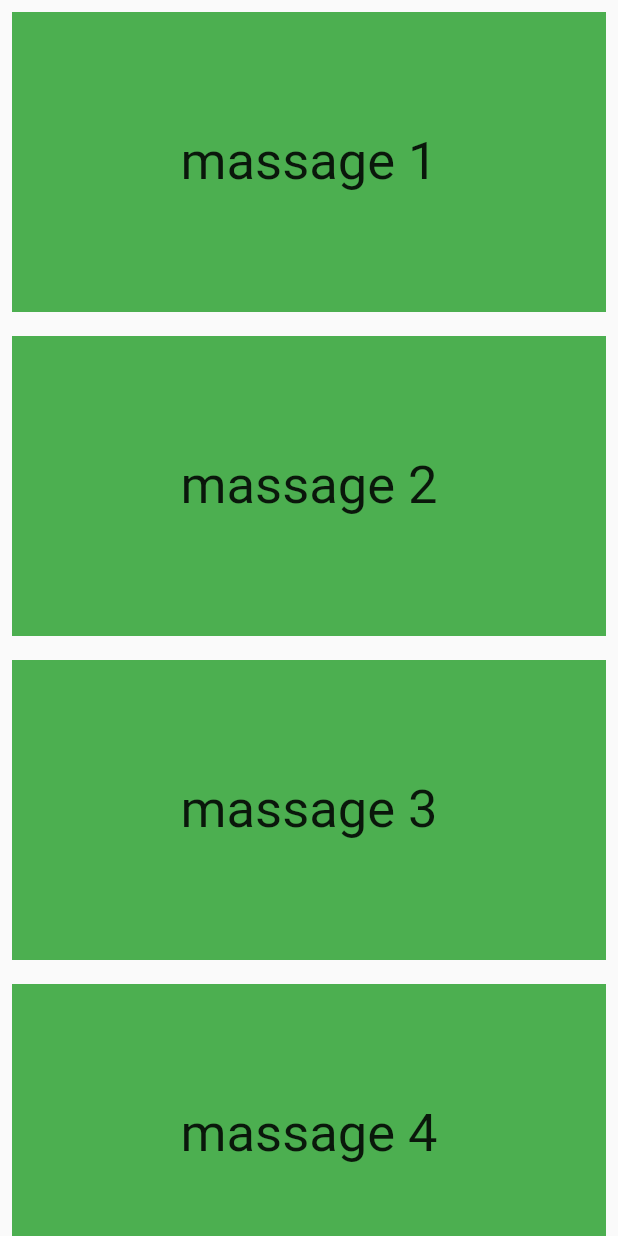
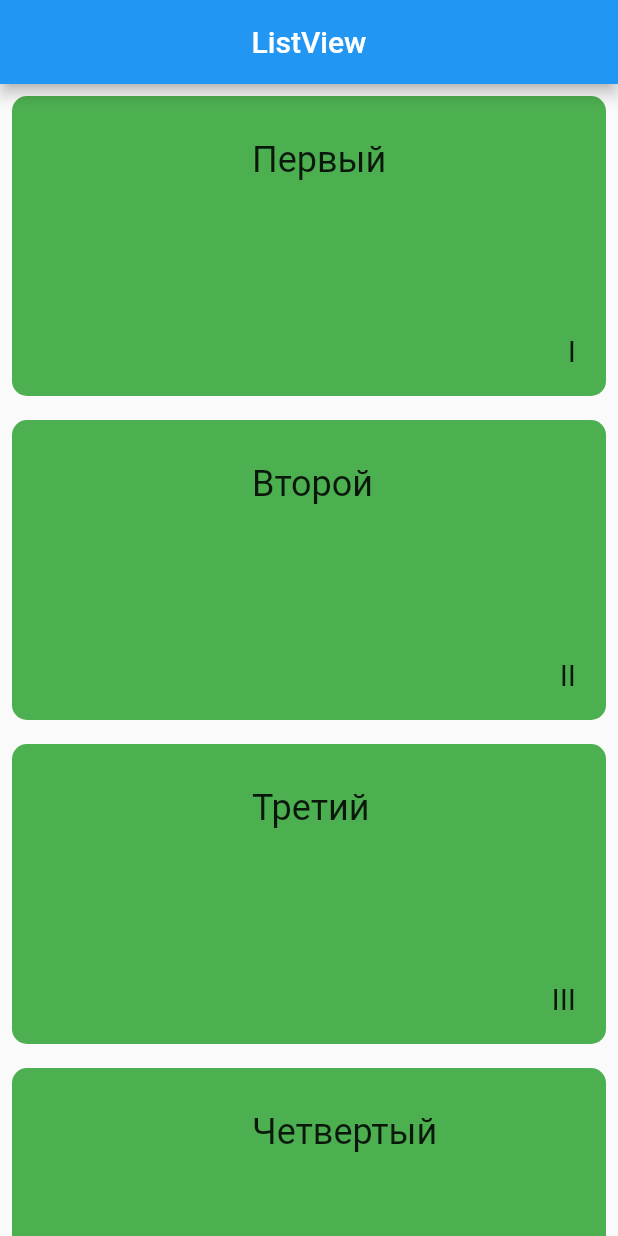
Before and after one commit to Y3Cv/ScrollFlutter, a Flutter app: the screen it shows after launch, on a phone screen of 412 x 824 dp. Run offline on Flutter 3.47's test engine with Material 2 defaults, Android fonts, the phone set to English and light mode, and no system bars.

Commit message:
release v2

```diff
--- a/lib/main.dart
+++ b/lib/main.dart
@@ -1,6 +1,4 @@
 import 'package:flutter/material.dart';
-
-import 'rectangle.dart';
 
 void main() { runApp(MyApp()); }
 class MyApp extends StatelessWidget {
@@ -20,21 +18,54 @@ class MyHomePage extends StatefulWidget {
 class _MyHomePageState extends State<MyHomePage> {
 
   final List massages = [
-    'massage 1',
-    'massage 2',
-    'massage 3',
-    'massage 4',
-    'massage 5',
+    'Первый',
+    'Второй',
+    'Третий',
+    'Четвертый',
+    'Пятый',
+    'Шестой',
+    'Седьмой',
+    'Восьмой',
+    'Девятый',
+    'Десятый',
+  ];
+
+  final List Rimlin = [
+    'I',
+    'II',
+    'III',
+    'IV',
+    'V',
+    'VI',
+    'VII',
+    'VIII',
+    'IX',
+    'X',
   ];
 
   @override
   Widget build(BuildContext context) {
     return Scaffold(
+      appBar: AppBar(title: Text('ListView'),
+      centerTitle: true),
       body: ListView.builder(
           itemCount: massages.length,
-          itemBuilder: (context, index) {
-            return MyRectangle(child: massages[index],);
+          itemBuilder: (BuildContext, int index) {
+            return Container(
+              margin: EdgeInsets.all(8),
+                height: 200,
+                decoration:
+                BoxDecoration(
+                borderRadius: BorderRadius.circular(10),
+            color: Colors.green),
+                padding: EdgeInsets.symmetric(vertical: 10),
+              child: Row(children: [
+                Expanded(child: Padding(padding: EdgeInsets.only(left: 160, bottom: 130, top: 15), child: Text('${massages[index]}', style: TextStyle(fontSize: 24,), ),)),
+                Container(child: Padding(padding: EdgeInsets.only(top: 140, right: 20, ), child: Text('${Rimlin[index]}', style: TextStyle(fontSize: 20),),))
+              ]) ,
+            );
           }),
     );
+
   }
 }
--- a/lib/rectangle.dart
+++ /dev/null
@@ -1,22 +0,0 @@
-import 'package:flutter/material.dart';
-
-class MyRectangle extends StatelessWidget {
-
-  final String child;
-
-  MyRectangle ({required this.child});
-
-  @override
-  Widget build(BuildContext context) {
-    return  Padding(
-      padding: const EdgeInsets.all(8.0),
-      child: Container(
-        height: 200,
-        color: Colors.green,
-        child: Center(
-            child: Text(
-              child,
-              style: TextStyle(fontSize: 35),
-    ))));
-  }
-}
```
Also changed, not shown: images/image1v2.png (added).
